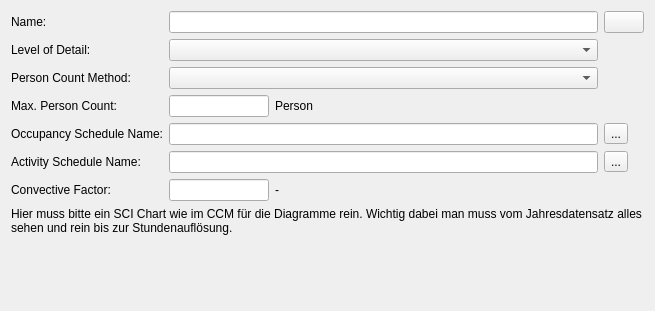
ghorwin/SIM-VICUS, file SIM-VICUS/src/SVDBInternalLoadsPersonEditWidget.ui: the form before one commit.
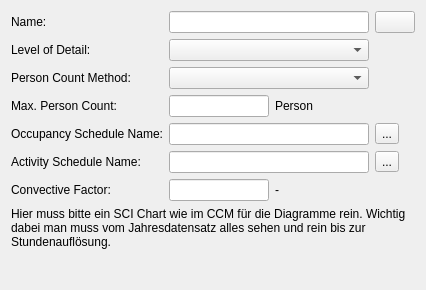
The form after the commit. Custom widgets are drawn as their Qt base class.

Commit message: Layout fix in internal loads dialog.

What changed in the file:
```diff
--- a/SIM-VICUS/src/SVDBInternalLoadsPersonEditWidget.ui
+++ b/SIM-VICUS/src/SVDBInternalLoadsPersonEditWidget.ui
@@ -2,19 +2,11 @@
 <ui version="4.0">
  <class>SVDBInternalLoadsPersonEditWidget</class>
  <widget class="QWidget" name="SVDBInternalLoadsPersonEditWidget">
-  <property name="geometry">
-   <rect>
-    <x>0</x>
-    <y>0</y>
-    <width>655</width>
-    <height>311</height>
-   </rect>
-  </property>
-  <property name="minimumSize">
-   <size>
-    <width>600</width>
-    <height>0</height>
-   </size>
+  <property name="sizePolicy">
+   <sizepolicy hsizetype="Expanding" vsizetype="Preferred">
+    <horstretch>0</horstretch>
+    <verstretch>0</verstretch>
+   </sizepolicy>
   </property>
   <property name="windowTitle">
    <string>Form</string>
@@ -70,14 +62,7 @@
     </widget>
    </item>
    <item row="1" column="1" colspan="3">
-    <widget class="QComboBox" name="comboBoxCategory">
-     <property name="minimumSize">
-      <size>
-       <width>300</width>
-       <height>0</height>
-      </size>
-     </property>
-    </widget>
+    <widget class="QComboBox" name="comboBoxCategory"/>
    </item>
    <item row="1" column="0">
     <widget class="QLabel" name="labelCategory">
@@ -93,14 +78,7 @@
     </widget>
    </item>
    <item row="4" column="1" colspan="3">
-    <widget class="QLineEdit" name="lineEditOccupancyScheduleName">
-     <property name="minimumSize">
-      <size>
-       <width>300</width>
-       <height>0</height>
-      </size>
-     </property>
-    </widget>
+    <widget class="QLineEdit" name="lineEditOccupancyScheduleName"/>
    </item>
    <item row="6" column="1">
     <widget class="QtExt::ValidatingLineEdit" name="lineEditConvectiveFactor">
@@ -136,24 +114,10 @@
     </widget>
    </item>
    <item row="2" column="1" colspan="3">
-    <widget class="QComboBox" name="comboBoxPersonMethod">
-     <property name="minimumSize">
-      <size>
-       <width>300</width>
-       <height>0</height>
-      </size>
-     </property>
-    </widget>
+    <widget class="QComboBox" name="comboBoxPersonMethod"/>
    </item>
    <item row="5" column="1" colspan="3">
-    <widget class="QLineEdit" name="lineEditActivityScheduleName">
-     <property name="minimumSize">
-      <size>
-       <width>300</width>
-       <height>0</height>
-      </size>
-     </property>
-    </widget>
+    <widget class="QLineEdit" name="lineEditActivityScheduleName"/>
    </item>
    <item row="3" column="2">
     <widget class="QLabel" name="labelPersonCountUnit">
@@ -189,7 +153,7 @@
      </property>
      <property name="sizeHint" stdset="0">
       <size>
-       <width>195</width>
+       <width>50</width>
        <height>20</height>
       </size>
      </property>
@@ -222,34 +186,14 @@
      </property>
      <property name="sizeHint" stdset="0">
       <size>
-       <width>195</width>
+       <width>50</width>
        <height>20</height>
       </size>
      </property>
     </spacer>
    </item>
-   <item row="8" column="1">
-    <spacer name="verticalSpacer">
-     <property name="orientation">
-      <enum>Qt::Vertical</enum>
-     </property>
-     <property name="sizeHint" stdset="0">
-      <size>
-       <width>20</width>
-       <height>30</height>
-      </size>
-     </property>
-    </spacer>
-   </item>
    <item row="0" column="1" colspan="3">
-    <widget class="QtExt::LanguageStringEditWidget1" name="lineEditName">
-     <property name="minimumSize">
-      <size>
-       <width>300</width>
-       <height>0</height>
-      </size>
-     </property>
-    </widget>
+    <widget class="QtExt::LanguageStringEditWidget1" name="lineEditName"/>
    </item>
    <item row="0" column="0">
     <widget class="QLabel" name="labelDisplayName">
@@ -274,6 +218,19 @@
      </property>
     </widget>
    </item>
+   <item row="8" column="0">
+    <spacer name="verticalSpacer">
+     <property name="orientation">
+      <enum>Qt::Vertical</enum>
+     </property>
+     <property name="sizeHint" stdset="0">
+      <size>
+       <width>20</width>
+       <height>30</height>
+      </size>
+     </property>
+    </spacer>
+   </item>
   </layout>
  </widget>
  <customwidgets>
```
Left out of the diff: 18 changed lines with no effect on the pictures. The commit also changes 1 other file.
